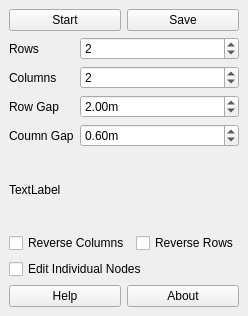
Above: breeder_map_dockwidget_base.ui from jajberni/BreederMap before the change. Below: the same form after it.
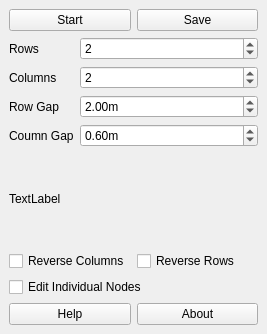
That is the form after the change.

Commit message: Fixed UI issues and show about dialog

Patch:
```diff
--- a/breeder_map_dockwidget_base.ui
+++ b/breeder_map_dockwidget_base.ui
@@ -6,8 +6,8 @@
    <rect>
     <x>0</x>
     <y>0</y>
-    <width>232</width>
-    <height>316</height>
+    <width>267</width>
+    <height>334</height>
    </rect>
   </property>
   <property name="windowTitle">
```
Left out of the diff: 13 changed lines with no effect on the pictures. The commit also changes 4 other files.
